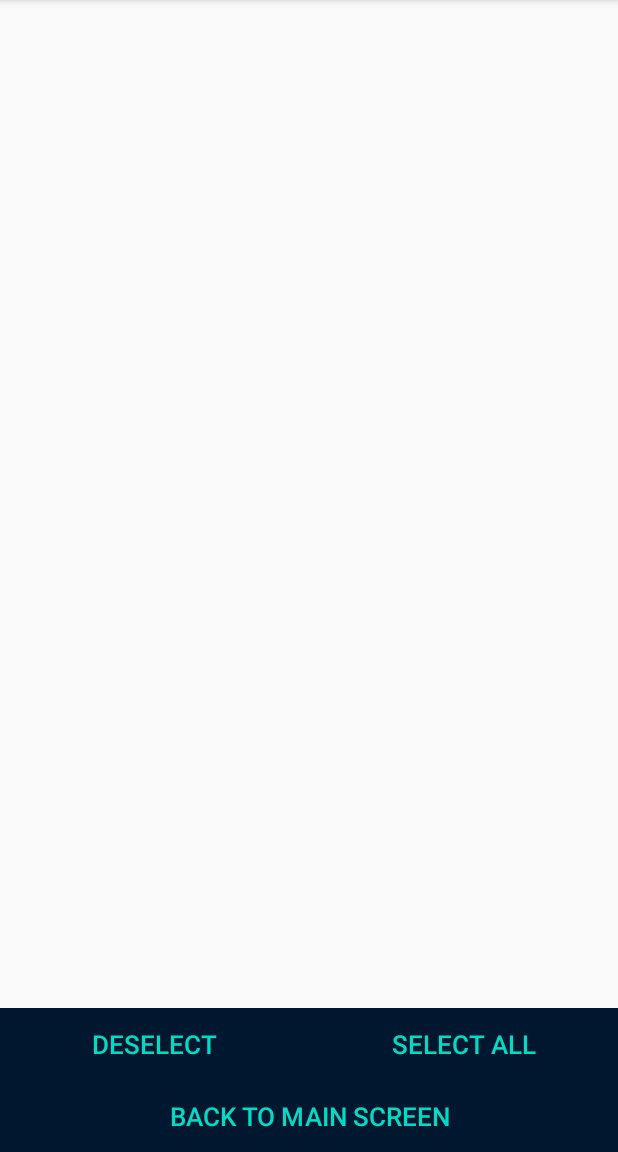
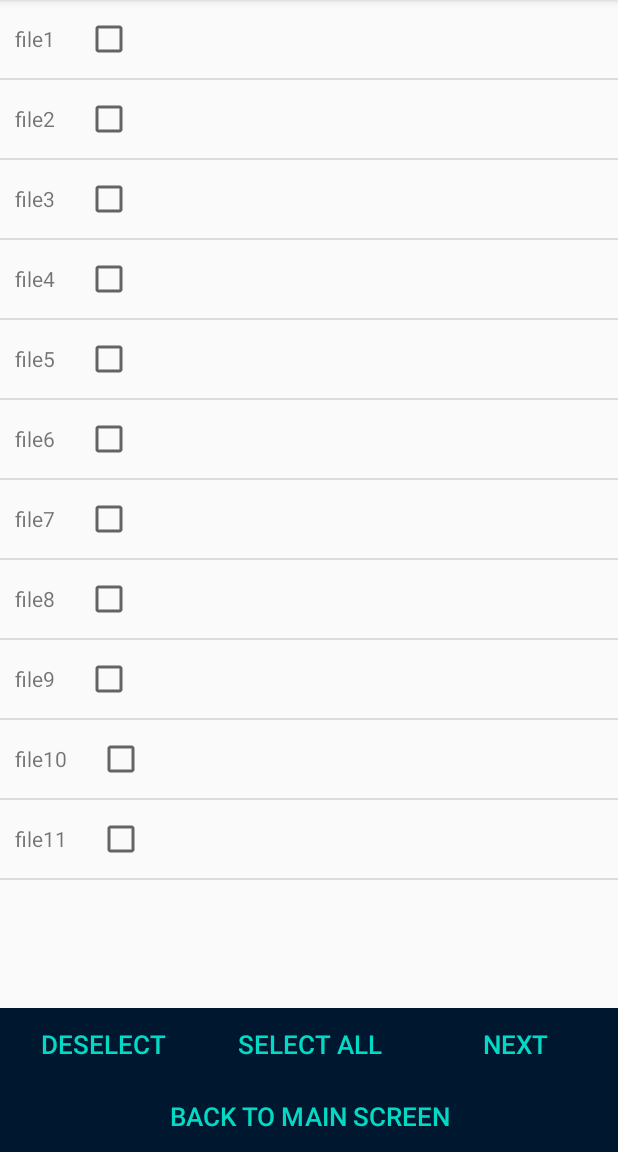
Before and after one commit to apeksha047/SecurEaty, an Android app: the ChooseFileActivity screen opened directly, with no data from a screen before it, on a phone screen of 412 x 824 dp, the part 84-1236 px from its top. Run offline under Robolectric (Android 15) with nearby library versions, the phone set to English and light mode, and no system bars.

Commit message:
ChooseFileActivity--static--done

```diff
--- a/app/src/main/AndroidManifest.xml
+++ b/app/src/main/AndroidManifest.xml
@@ -12,7 +12,8 @@
         android:roundIcon="@mipmap/ic_launcher_app_logo"
         android:supportsRtl="true"
         android:theme="@style/AppTheme">
-        <activity android:name=".ChooseFileActivity"></activity>
+        <activity android:name=".NextActivity"></activity>
+        <activity android:name=".ChooseFileActivity" />
         <activity
             android:name=".Splash_Screen_Activity"
             android:theme="@style/Splash_Screen">
--- a/app/src/main/java/com/example/secureaty/ChooseFileActivity.java
+++ b/app/src/main/java/com/example/secureaty/ChooseFileActivity.java
@@ -4,6 +4,7 @@ import androidx.annotation.NonNull;
 import androidx.appcompat.app.AppCompatActivity;
 
 import android.content.Context;
+import android.content.Intent;
 import android.os.Bundle;
 import android.util.Log;
 import android.view.LayoutInflater;
@@ -18,119 +19,68 @@ import android.widget.TextView;
 import android.widget.Toast;
 
 import java.util.ArrayList;
-import java.lang.Override;
+
 
 public class ChooseFileActivity extends AppCompatActivity {
-   // MyCustomAdapter customAdapter=null;
+    Button nextBtn,deselectAllBtn,selectAllBtn;
+    ArrayList<String> selectedItems=new ArrayList<>();
+    private ListView lv;
+    private ArrayList<ListIViewItems> listIViewItems;
+    private CustomAdapter customAdapter;
+
+    private  String[] fileList = new String[]{"file1", "file2", "file3", "file4", "file5", "file6", "file7", "file8", "file9", "file10", "file11"};
 
     @Override
     protected void onCreate(Bundle savedInstanceState) {
         super.onCreate(savedInstanceState);
         setContentView(R.layout.activity_choose_file);
 
-        displayListView();
-    }
+        lv = (ListView) findViewById(R.id.lv);
+        nextBtn = (Button) findViewById(R.id.btn_next);
+        deselectAllBtn = (Button) findViewById(R.id.btn_deselectAll);
+        selectAllBtn = (Button) findViewById(R.id.btn_selectAll);
 
-    public void displayListView(){
-        ArrayList<ListViewItems> fileList = new ArrayList<ListViewItems>();
+        listIViewItems = getFile(false);
+        customAdapter = new CustomAdapter(this,listIViewItems);
+        lv.setAdapter(customAdapter);
 
-        ListViewItems items= new ListViewItems("file1",false);
-        fileList.add(items);
-        items= new ListViewItems("file2",false);
-        fileList.add(items);
-        items= new ListViewItems("file3",false);
-        fileList.add(items);
-        items= new ListViewItems("file4",false);
-        fileList.add(items);
-        items= new ListViewItems("file5",false);
-        fileList.add(items);
-        items= new ListViewItems("file6",false);
-        fileList.add(items);
-        items= new ListViewItems("file7",false);
-        fileList.add(items);
-        items= new ListViewItems("file8",false);
-        fileList.add(items);
-        items= new ListViewItems("file9",false);
-        fileList.add(items);
-        items= new ListViewItems("file10",false);
-        fileList.add(items);
-
-        //create arrayadapter from string array
-        /*customAdapter=new MyCustomAdapter(this, R.layout.activity_choose_file);
-        ListView listView=(ListView) findViewById(R.id.list_view);
-
-        listView.setAdapter(customAdapter);
-        listView.setOnItemClickListener(new AdapterView.OnItemClickListener() {
+        selectAllBtn.setOnClickListener(new View.OnClickListener() {
             @Override
-            public void onItemClick(AdapterView<?> parent, View view, int position, long id) {
-                ListViewItems viewItems=(ListViewItems) parent.getItemAtPosition(position);
-                Toast.makeText(getApplicationContext(),"Clicked -- "+ viewItems.getName(),Toast.LENGTH_LONG).show();
-
+            public void onClick(View v) {
+                listIViewItems = getFile(true);
+                customAdapter = new CustomAdapter(ChooseFileActivity.this,listIViewItems);
+                lv.setAdapter(customAdapter);
             }
-        });*/
-    }
-
-    public class MyCustomerAdapter extends ArrayAdapter<ListViewItems>{
-        private ArrayList<ListViewItems> fileList;
-
-            public MyCustomerAdapter(Context context, int textviewResouceid, ArrayList<ListViewItems> fileList){
-                super(context,textviewResouceid,fileList);
-                this.fileList=new ArrayList<ListViewItems>();
-                this.fileList.addAll(fileList);
-
+        });
+        deselectAllBtn.setOnClickListener(new View.OnClickListener() {
+            @Override
+            public void onClick(View v) {
+                listIViewItems = getFile(false);
+                customAdapter = new CustomAdapter(ChooseFileActivity.this,listIViewItems);
+                lv.setAdapter(customAdapter);
             }
+        });
+        nextBtn.setOnClickListener(new View.OnClickListener() {
+            @Override
+            public void onClick(View v) {
+                Intent intent = new Intent(ChooseFileActivity.this,NextActivity.class);
+                startActivity(intent);
+            }
+        });
 
 
     }
 
-    private class ViewHolder{
-        TextView code;
-        CheckBox name;
-    }
-/*
-    @NonNull
-    @Override
-    public View getView(int position, View convertView, ViewGroup parent) {
-        return super.getView(position,convertView,parent);
+    private ArrayList<ListIViewItems> getFile(boolean isSelect){
+        ArrayList<ListIViewItems> list = new ArrayList<>();
+        for(int i = 0; i < 11; i++){
 
-        ViewHolder holder = null;
-        Log.v("ConvertView", String.valueOf(position));
-
-        if (convertView == null) {
-            LayoutInflater vi = (LayoutInflater)getSystemService(Context.LAYOUT_INFLATER_SERVICE);
-            convertView = vi.inflate(R.layout.text_plus_checkbox, null);
-
-            holder = new ViewHolder();
-            holder.code = (TextView) convertView.findViewById(R.id.code);
-            holder.name = (CheckBox) convertView.findViewById(R.id.checkbox1);
-
-            convertView.setTag(holder);
-
-            holder.name.setOnClickListener( new View.OnClickListener() {
-                public void onClick(View v) {
-                    CheckBox cb = (CheckBox) v ;
-                    ListViewItems items = (ListViewItems) cb.getTag();
-                    Toast.makeText(getApplicationContext(),"Clicked on Checkbox: "+ cb.getText() +" is "+ cb.isChecked(),Toast.LENGTH_LONG).show();
-                    items.setSelected(cb.isChecked());
-                }
-            });
+            ListIViewItems items = new ListIViewItems();
+            items.setSelected(isSelect);
+            items.setFile(fileList[i]);
+            list.add(items);
         }
-        else {
-            holder = (ViewHolder) convertView.getTag();
-        }
-
-        ListViewItems items = fileList.get(position);
-        holder.code.setText(" (" +  items.getCode() + ")");
-        holder.name.setText(items.getName());
-        holder.name.setChecked(items.getSelected());
-        holder.name.setTag(items);
-
-        return convertView;
+        return list;
     }
 
-    private void checkButtonClick() {
-
-
-        Button myButton = (Button) findViewById(R.id.findSelected);
-        myButton*/
 }
--- /dev/null
+++ b/app/src/main/java/com/example/secureaty/CustomAdapter.java
@@ -0,0 +1,105 @@
+package com.example.secureaty;
+
+import android.content.Context;
+import android.view.LayoutInflater;
+import android.view.View;
+import android.view.ViewGroup;
+import android.widget.BaseAdapter;
+import android.widget.CheckBox;
+import android.widget.TextView;
+import android.widget.Toast;
+import androidx.appcompat.widget.AppCompatTextView;
+
+import androidx.recyclerview.widget.RecyclerView;
+
+import java.util.ArrayList;
+
+public class CustomAdapter extends BaseAdapter {
+
+    private Context context;
+    public  static ArrayList<ListIViewItems> listIViewItemsArrayList;
+
+    public CustomAdapter(Context context, ArrayList<ListIViewItems> listIViewItemsArrayList){
+        this.context=context;
+        this.listIViewItemsArrayList=listIViewItemsArrayList;
+    }
+
+    @Override
+    public  int getViewTypeCount(){
+        return getCount();
+    }
+
+    @Override
+    public int getItemViewType(int position){
+        return position;
+    }
+
+    @Override
+    public int getCount(){
+        return listIViewItemsArrayList.size();
+    }
+
+    @Override
+    public Object getItem(int position){
+        return listIViewItemsArrayList.get(position);
+    }
+
+    @Override
+    public long getItemId(int position){
+        return 0;
+    }
+
+    @Override
+    public View getView(int position, View convertView, ViewGroup viewGroup){
+        final ViewHolder holder;
+
+        if (convertView == null) {
+            holder = new ViewHolder(); LayoutInflater inflater = (LayoutInflater) context
+                    .getSystemService(Context.LAYOUT_INFLATER_SERVICE);
+            convertView = inflater.inflate(R.layout.text_plus_checkbox, null, true);
+
+            holder.checkBox = (CheckBox) convertView.findViewById(R.id.checkbox_plus);
+            holder.tvFile = (TextView) convertView.findViewById(R.id.file);
+
+            convertView.setTag(holder);
+        }else {
+            // the getTag returns the viewHolder object set as a tag to the view
+            holder = (ViewHolder)convertView.getTag();
+        }
+
+
+       // holder.checkBox.setText("Checkbox "+position);
+        holder.tvFile.setText(listIViewItemsArrayList.get(position).getFile());
+
+        holder.checkBox.setChecked(listIViewItemsArrayList.get(position).getSelected());
+
+        holder.checkBox.setTag(R.integer.btnplusview, convertView);
+        holder.checkBox.setTag( position);
+        holder.checkBox.setOnClickListener(new View.OnClickListener() {
+            @Override
+            public void onClick(View v) {
+
+                View tempview = (View) holder.checkBox.getTag(R.integer.btnplusview);
+                TextView tv = (TextView) tempview.findViewById(R.id.file);
+                Integer pos = (Integer)  holder.checkBox.getTag();
+                Toast.makeText(context, "Checkbox "+pos+" clicked!", Toast.LENGTH_SHORT).show();
+
+                if(listIViewItemsArrayList.get(pos).getSelected()){
+                    listIViewItemsArrayList.get(pos).setSelected(false);
+                }else {
+                    listIViewItemsArrayList.get(pos).setSelected(true);
+                }
+
+            }
+        });
+
+        return convertView;
+    }
+
+    private class ViewHolder {
+
+        protected CheckBox checkBox;
+        private TextView tvFile;
+
+    }
+}
--- /dev/null
+++ b/app/src/main/java/com/example/secureaty/ListIViewItems.java
@@ -0,0 +1,22 @@
+package com.example.secureaty;
+
+public class ListIViewItems {
+    private boolean isSelected;
+    private String file;
+
+    public String getFile() {
+        return file;
+    }
+
+    public void setFile(String file) {
+        this.file = file;
+    }
+
+    public boolean getSelected() {
+        return isSelected;
+    }
+
+    public void setSelected(boolean selected) {
+        isSelected = selected;
+    }
+}
--- a/app/src/main/java/com/example/secureaty/ListViewItems.java
+++ /dev/null
@@ -1,42 +0,0 @@
-package com.example.secureaty;
-
-public class ListViewItems {
-    public String getName() {
-        return name;
-    }
-
-    public void setName(String name) {
-        this.name = name;
-    }
-
-    public Boolean getSelected() {
-        return selected;
-    }
-
-    public void setSelected(Boolean selected) {
-        this.selected = selected;
-    }
-
-    String name=null;
-
-    public ListViewItems(String code) {
-        this.code = code;
-    }
-
-    public String getCode() {
-        return code;
-    }
-
-    public void setCode(String code) {
-        this.code = code;
-    }
-
-    String code = null;
-
-    public ListViewItems(String name, Boolean selected) {
-        this.name = name;
-        this.selected = selected;
-    }
-
-    Boolean selected=false;
-}
--- a/app/src/main/res/layout/activity_choose_file.xml
+++ b/app/src/main/res/layout/activity_choose_file.xml
@@ -1,19 +1,21 @@
 <?xml version="1.0" encoding="utf-8"?>
-<RelativeLayout xmlns:android="http://schemas.android.com/apk/res/android"
+<LinearLayout xmlns:android="http://schemas.android.com/apk/res/android"
     xmlns:app="http://schemas.android.com/apk/res-auto"
     xmlns:tools="http://schemas.android.com/tools"
     android:layout_width="match_parent"
     android:layout_height="match_parent"
+    android:orientation="vertical"
     tools:context=".ChooseFileActivity">
 
     <ListView
-        android:id="@+id/list_view"
+        android:id="@+id/lv"
         android:layout_width="match_parent"
-        android:layout_height="wrap_content"></ListView>
+        android:layout_height="match_parent"
+        android:layout_weight="1"/>
 
     <include android:id="@+id/bottom_containerr"
             layout="@layout/bottom_container"
         android:layout_width="match_parent"
         android:layout_height="wrap_content"
         android:layout_alignParentBottom="true"/>
-</RelativeLayout>
+</LinearLayout>
--- a/app/src/main/res/layout/bottom_container.xml
+++ b/app/src/main/res/layout/bottom_container.xml
@@ -10,6 +10,8 @@
         android:layout_width="match_parent"
         android:layout_height="wrap_content"
         android:orientation="horizontal">
+
+
 
         <Button
             android:id="@+id/btn_deselectAll"
@@ -27,6 +29,16 @@
             android:layout_height="wrap_content"
             android:layout_weight="1"
             android:text="SELECT ALL"
+            android:textSize="17sp"
+            android:textColor="@color/colorAccent"
+            android:background="@color/ic_launcher_app_logo_background"/>
+
+        <Button
+            android:id="@+id/btn_next"
+            android:layout_width="match_parent"
+            android:layout_height="wrap_content"
+            android:layout_weight="1"
+            android:text="NEXT"
             android:textSize="17sp"
             android:textColor="@color/colorAccent"
             android:background="@color/ic_launcher_app_logo_background"/>
--- a/app/src/main/res/layout/text_plus_checkbox.xml
+++ b/app/src/main/res/layout/text_plus_checkbox.xml
@@ -1,33 +1,20 @@
 <?xml version="1.0" encoding="utf-8"?>
-<RelativeLayout
-    xmlns:android="http://schemas.android.com/apk/res/android"
-    android:layout_width="match_parent"
-    android:layout_height="match_parent"
-    android:orientation="vertical"
-    android:padding="6dp">
+<LinearLayout
+    xmlns:android="http://schemas.android.com/apk/res/android" android:layout_width="match_parent"
+    android:layout_height="match_parent" android:orientation="horizontal">
+
+    <TextView
+        android:id="@+id/file"
+        android:layout_width="wrap_content"
+        android:layout_height="wrap_content"
+        android:layout_margin="10dp"
+        android:text="file"/>
 
     <CheckBox
-        android:id="@+id/checkbox1"
+        android:id="@+id/checkbox_plus"
         android:layout_width="wrap_content"
         android:layout_height="wrap_content"
-        android:layout_alignParentRight="true"
-        android:focusable="false"
-        android:focusableInTouchMode="false"
-        android:layout_marginRight="15dp"
-        android:layout_marginTop="20dp"
-        android:scaleX="1.4"
-        android:scaleY="1.4"
-        />
-
-    <TextView
-        android:id="@+id/code"
-        android:layout_width="wrap_content"
-        android:layout_height="wrap_content"
-        android:layout_marginTop="20dp"
-        android:layout_marginLeft="20dp"
-        android:text="TextView"
-        android:textSize="20sp"/>
+        android:layout_margin="10dp" />
 
 
-
-</RelativeLayout>
+</LinearLayout>
--- /dev/null
+++ b/app/src/main/res/values/integer.xml
@@ -0,0 +1,5 @@
+<?xml version="1.0" encoding="utf-8"?>
+<resources>
+        <integer name="btnplusview">1</integer>
+        <integer name="btnpluspos">2</integer>
+</resources>
```
Also changed, not shown: app/src/main/java/com/example/secureaty/NextActivity.java (added, +24 -0 lines), app/src/main/res/layout/activity_next.xml (added, +14 -0 lines), app/src/main/res/layout/row_layout.xml (added, +8 -0 lines).
